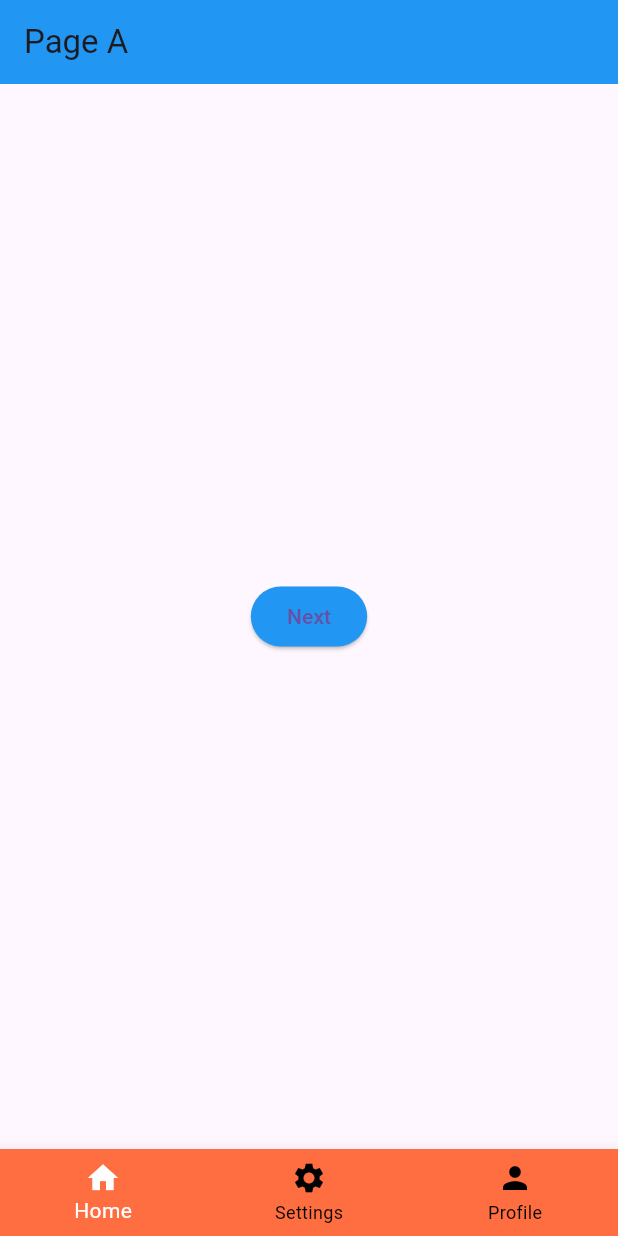
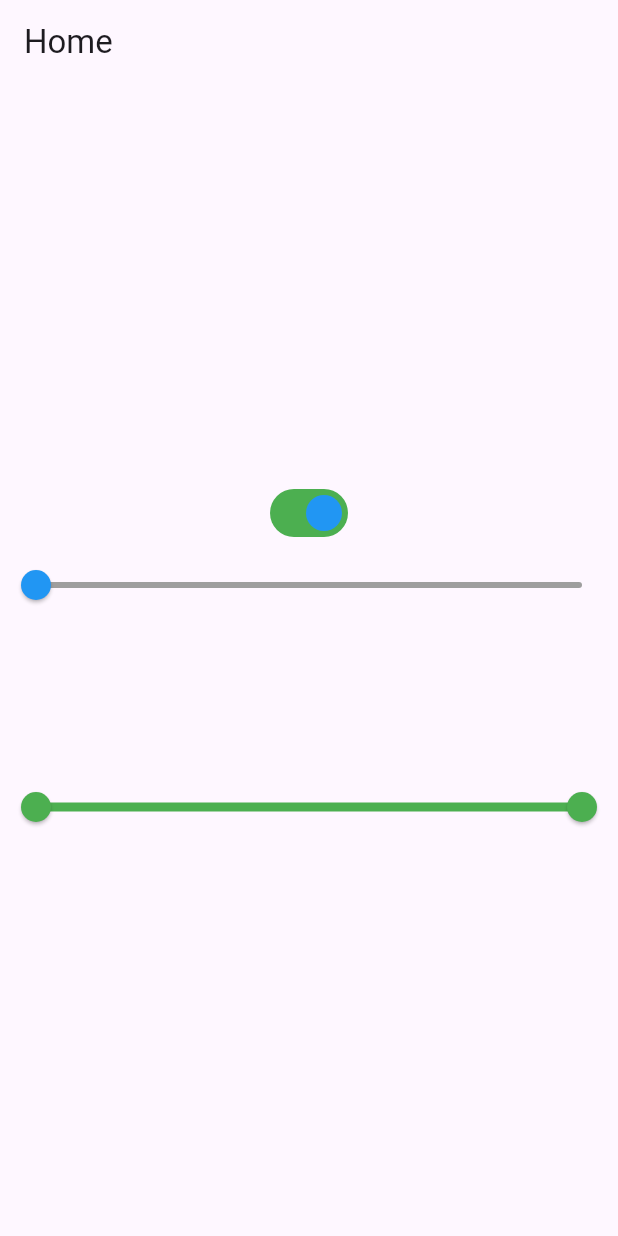
Before and after one commit to SwiftShimizu/FlutterApp, a Flutter app: the screen it shows after launch, on a phone screen of 412 x 824 dp. Run offline on Flutter 3.47's test engine with Material 3 defaults, Android fonts, the phone set to English and light mode, and no system bars; our stand-ins replace flutter_riverpod, go_router.

```diff
--- a/lib/main.dart
+++ b/lib/main.dart
@@ -5,62 +5,87 @@ import 'package:flutterapp/page_b.dart';
 import 'package:flutterapp/page_c.dart';
 
 void main() {
-  const app = MaterialApp(
-    home: const Root(),
+  final app = MaterialApp(
+    home: Home(),
   );
-  runApp(ProviderScope(child: app));
+  final scope = ProviderScope(
+    child: app,
+  );
+
+  runApp(scope);
 }
 
-// プロバイダー
-final indexProvider = StateProvider(
-  (ref) {
-    return 0;
-  },
-);
+final isOnProvider = StateProvider((ref) => true);
 
-class Root extends ConsumerWidget {
-  const Root({super.key});
+final valueProvider = StateProvider((ref) {
+  return 0.0;
+});
+
+final rangeProvider = StateProvider((ref) {
+  return const RangeValues(0.0, 1.0);
+});
+
+class Home extends ConsumerWidget {
+  const Home({Key? key}) : super(key: key);
 
   @override
   Widget build(BuildContext context, WidgetRef ref) {
-    final index = ref.watch(indexProvider);
-
-    // ボトムナビケーションバーアイテム
-    final items = [
-      BottomNavigationBarItem(
-        icon: Icon(Icons.home),
-        label: 'Home',
-      ),
-      BottomNavigationBarItem(
-        icon: Icon(Icons.settings),
-        label: 'Settings',
-      ),
-      BottomNavigationBarItem(
-        icon: Icon(Icons.person),
-        label: 'Profile',
-      ),
-    ];
-
-    final bar = BottomNavigationBar(
-      items: items,
-      backgroundColor: Colors.deepOrangeAccent,
-      selectedItemColor: Colors.white,
-      unselectedItemColor: Colors.black,
-      currentIndex: index,
-      onTap: (int index) {
-        ref.read(indexProvider.notifier).state = index;
+    // トグルスイッチ
+    final isOn = ref.watch(isOnProvider);
+    final toggle = Switch(
+      value: isOn,
+      onChanged: (isOn) {
+        ref.read(isOnProvider.notifier).state = isOn;
       },
+      activeColor: Colors.blue,
+      activeTrackColor: Colors.green,
+      inactiveThumbColor: Colors.black,
+      inactiveTrackColor: Colors.grey,
     );
 
-    final pages = [
-      PageA(),
-      PageB(),
-      PageC(),
-    ];
+    final value = ref.watch(valueProvider);
+    final sider = Slider(
+      value: value,
+      onChanged: (value) {
+        ref.read(valueProvider.notifier).state = value;
+      },
+      thumbColor: Colors.blue,
+      activeColor: Colors.green,
+      inactiveColor: Colors.grey,
+    );
+
+    // 赤色のコンテナ
+    final container = Container(
+      color: Colors.red,
+      width: value * 100,
+      height: 100,
+    );
+
+    final range = ref.watch(rangeProvider);
+    final rangeSlider = RangeSlider(
+      values: range,
+      onChanged: (range) {
+        ref.read(rangeProvider.notifier).state = range;
+      },
+      activeColor: Colors.green,
+      inactiveColor: Colors.grey,
+    );
 
     return Scaffold(
-      body: pages[index],
-      bottomNavigationBar: bar,
+      appBar: AppBar(
+        title: const Text('Home'),
+      ),
+      body: Center(
+        child: Column(
+          mainAxisAlignment: MainAxisAlignment.center,
+          children: [
+            toggle,
+            sider,
+            container,
+            rangeSlider,
+          ],
+        ),
+      ),
     );
   }
 }
```
